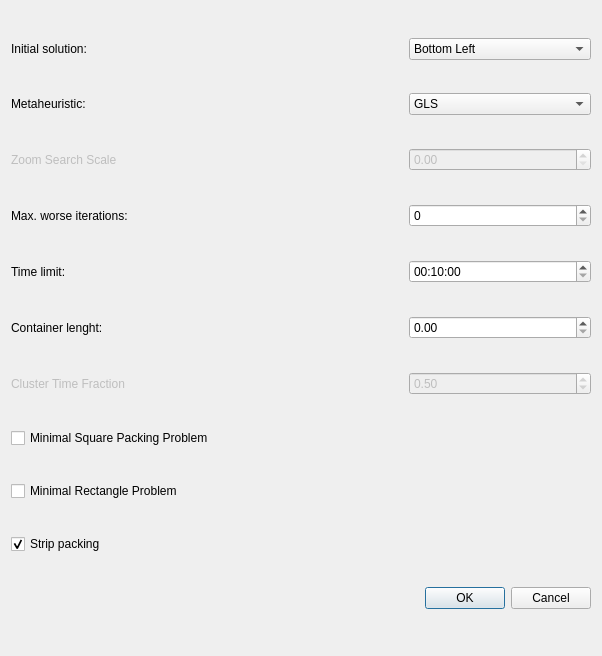
Above: RasterVoronoiPacking/RasterVoronoiPackingGUI/runconfigurationsdialog.ui from aksato/RasterVoronoiPacking before the change. Below: the same form after it.
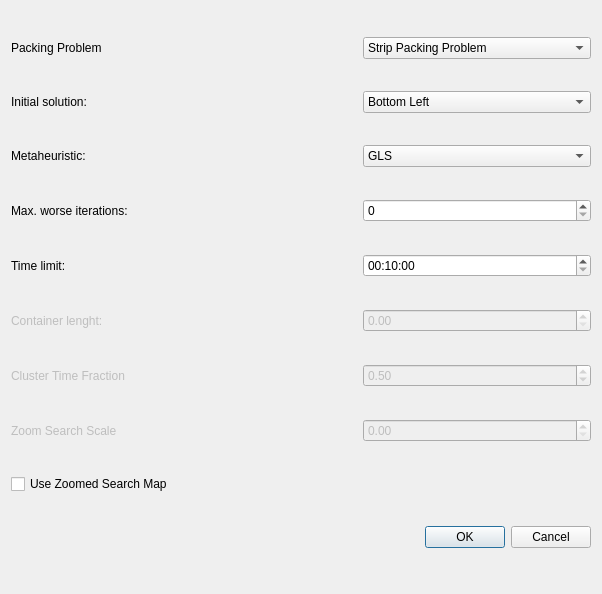
That is the form after the change.

Commit message: Improved packing configurations UI.

Diff of the .ui file:
```diff
--- a/RasterVoronoiPacking/RasterVoronoiPackingGUI/runconfigurationsdialog.ui
+++ b/RasterVoronoiPacking/RasterVoronoiPackingGUI/runconfigurationsdialog.ui
@@ -7,7 +7,7 @@
     <x>0</x>
     <y>0</y>
     <width>602</width>
-    <height>656</height>
+    <height>594</height>
    </rect>
   </property>
   <property name="windowTitle">
@@ -15,43 +15,81 @@
   </property>
   <layout class="QGridLayout" name="gridLayout">
    <item row="3" column="2">
-    <widget class="QSpinBox" name="spinBox">
-     <property name="maximum">
-      <number>9999</number>
+    <widget class="QComboBox" name="comboBox">
+     <property name="currentIndex">
+      <number>1</number>
      </property>
+     <item>
+      <property name="text">
+       <string>None</string>
+      </property>
+     </item>
+     <item>
+      <property name="text">
+       <string>GLS</string>
+      </property>
+     </item>
     </widget>
    </item>
-   <item row="3" column="0" colspan="2">
-    <widget class="QLabel" name="label_3">
-     <property name="text">
-      <string>Max. worse iterations:</string>
-     </property>
-    </widget>
-   </item>
-   <item row="6" column="2">
-    <widget class="QDoubleSpinBox" name="doubleSpinBox_2">
+   <item row="9" column="2">
+    <widget class="QDoubleSpinBox" name="doubleSpinBox_3">
      <property name="enabled">
       <bool>false</bool>
      </property>
-     <property name="maximum">
-      <double>1.000000000000000</double>
-     </property>
      <property name="singleStep">
       <double>0.100000000000000</double>
      </property>
-     <property name="value">
-      <double>0.500000000000000</double>
+    </widget>
+   </item>
+   <item row="0" column="2">
+    <widget class="QComboBox" name="comboBox_3">
+     <item>
+      <property name="text">
+       <string>Strip Packing Problem</string>
+      </property>
+     </item>
+     <item>
+      <property name="text">
+       <string>Minimal Square Packing Problem</string>
+      </property>
+     </item>
+     <item>
+      <property name="text">
+       <string>Minimal Rectangle Packing Problem</string>
+      </property>
+     </item>
+     <item>
+      <property name="text">
+       <string>Single Knapsack Problem</string>
+      </property>
+     </item>
+    </widget>
+   </item>
+   <item row="9" column="0">
+    <widget class="QLabel" name="label_7">
+     <property name="enabled">
+      <bool>false</bool>
      </property>
+     <property name="text">
+      <string>Zoom Search Scale</string>
+     </property>
     </widget>
    </item>
-   <item row="1" column="0">
+   <item row="3" column="0">
     <widget class="QLabel" name="label">
      <property name="text">
       <string>Metaheuristic:</string>
      </property>
     </widget>
    </item>
-   <item row="4" column="2">
+   <item row="0" column="0">
+    <widget class="QLabel" name="label_8">
+     <property name="text">
+      <string>Packing Problem</string>
+     </property>
+    </widget>
+   </item>
+   <item row="6" column="2">
     <widget class="QTimeEdit" name="timeEdit">
      <property name="enabled">
       <bool>true</bool>
@@ -74,29 +112,30 @@
      </property>
     </widget>
    </item>
-   <item row="1" column="2">
-    <widget class="QComboBox" name="comboBox">
-     <property name="currentIndex">
-      <number>1</number>
+   <item row="5" column="0" colspan="2">
+    <widget class="QLabel" name="label_3">
+     <property name="text">
+      <string>Max. worse iterations:</string>
      </property>
-     <item>
-      <property name="text">
-       <string>None</string>
-      </property>
-     </item>
-     <item>
-      <property name="text">
-       <string>GLS</string>
-      </property>
-     </item>
-     <item>
-      <property name="text">
-       <string>Zoom GLS</string>
-      </property>
-     </item>
     </widget>
    </item>
-   <item row="10" column="0" colspan="3">
+   <item row="8" column="2">
+    <widget class="QDoubleSpinBox" name="doubleSpinBox_2">
+     <property name="enabled">
+      <bool>false</bool>
+     </property>
+     <property name="maximum">
+      <double>1.000000000000000</double>
+     </property>
+     <property name="singleStep">
+      <double>0.100000000000000</double>
+     </property>
+     <property name="value">
+      <double>0.500000000000000</double>
+     </property>
+    </widget>
+   </item>
+   <item row="12" column="0" colspan="3">
     <widget class="QDialogButtonBox" name="buttonBox">
      <property name="orientation">
       <enum>Qt::Horizontal</enum>
@@ -106,31 +145,41 @@
      </property>
     </widget>
    </item>
+   <item row="5" column="2">
+    <widget class="QSpinBox" name="spinBox">
+     <property name="maximum">
+      <number>9999</number>
+     </property>
+    </widget>
+   </item>
+   <item row="1" column="0">
+    <widget class="QLabel" name="label_2">
+     <property name="text">
+      <string>Initial solution:</string>
+     </property>
+    </widget>
+   </item>
+   <item row="7" column="2">
+    <widget class="QDoubleSpinBox" name="doubleSpinBox">
+     <property name="enabled">
+      <bool>false</bool>
+     </property>
+     <property name="maximum">
+      <double>99999.990000000005239</double>
+     </property>
+    </widget>
+   </item>
    <item row="8" column="0">
-    <widget class="QCheckBox" name="checkBox_3">
-     <property name="text">
-      <string>Minimal Rectangle Problem</string>
-     </property>
-    </widget>
-   </item>
-   <item row="7" column="0">
-    <widget class="QCheckBox" name="checkBox_2">
-     <property name="text">
-      <string>Minimal Square Packing Problem</string>
-     </property>
-    </widget>
-   </item>
-   <item row="4" column="0">
-    <widget class="QLabel" name="label_4">
+    <widget class="QLabel" name="label_6">
      <property name="enabled">
-      <bool>true</bool>
+      <bool>false</bool>
      </property>
      <property name="text">
-      <string>Time limit:</string>
+      <string>Cluster Time Fraction</string>
      </property>
     </widget>
    </item>
-   <item row="0" column="2">
+   <item row="1" column="2">
     <widget class="QComboBox" name="comboBox_2">
      <property name="currentIndex">
       <number>2</number>
@@ -153,72 +202,29 @@
     </widget>
    </item>
    <item row="6" column="0">
-    <widget class="QLabel" name="label_6">
+    <widget class="QLabel" name="label_4">
      <property name="enabled">
-      <bool>false</bool>
+      <bool>true</bool>
      </property>
      <property name="text">
-      <string>Cluster Time Fraction</string>
+      <string>Time limit:</string>
      </property>
     </widget>
    </item>
-   <item row="5" column="0" colspan="2">
+   <item row="7" column="0" colspan="2">
     <widget class="QLabel" name="label_5">
      <property name="enabled">
-      <bool>true</bool>
+      <bool>false</bool>
      </property>
      <property name="text">
       <string>Container lenght:</string>
      </property>
     </widget>
    </item>
-   <item row="5" column="2">
-    <widget class="QDoubleSpinBox" name="doubleSpinBox">
-     <property name="enabled">
-      <bool>true</bool>
-     </property>
-     <property name="maximum">
-      <double>99999.990000000005239</double>
-     </property>
-    </widget>
-   </item>
-   <item row="9" column="0" colspan="2">
+   <item row="10" column="0">
     <widget class="QCheckBox" name="checkBox">
-     <property name="enabled">
-      <bool>true</bool>
-     </property>
      <property name="text">
-      <string>Strip packing</string>
-     </property>
-     <property name="checked">
-      <bool>true</bool>
-     </property>
-    </widget>
-   </item>
-   <item row="0" column="0">
-    <widget class="QLabel" name="label_2">
-     <property name="text">
-      <string>Initial solution:</string>
-     </property>
-    </widget>
-   </item>
-   <item row="2" column="2">
-    <widget class="QDoubleSpinBox" name="doubleSpinBox_3">
-     <property name="enabled">
-      <bool>false</bool>
-     </property>
-     <property name="singleStep">
-      <double>0.010000000000000</double>
-     </property>
-    </widget>
-   </item>
-   <item row="2" column="0">
-    <widget class="QLabel" name="label_7">
-     <property name="enabled">
-      <bool>false</bool>
-     </property>
-     <property name="text">
-      <string>Zoom Search Scale</string>
+      <string>Use Zoomed Search Map</string>
      </property>
     </widget>
    </item>
```
Left out of the diff: 42 changed lines with no effect on the pictures. The commit also changes 3 other files.
